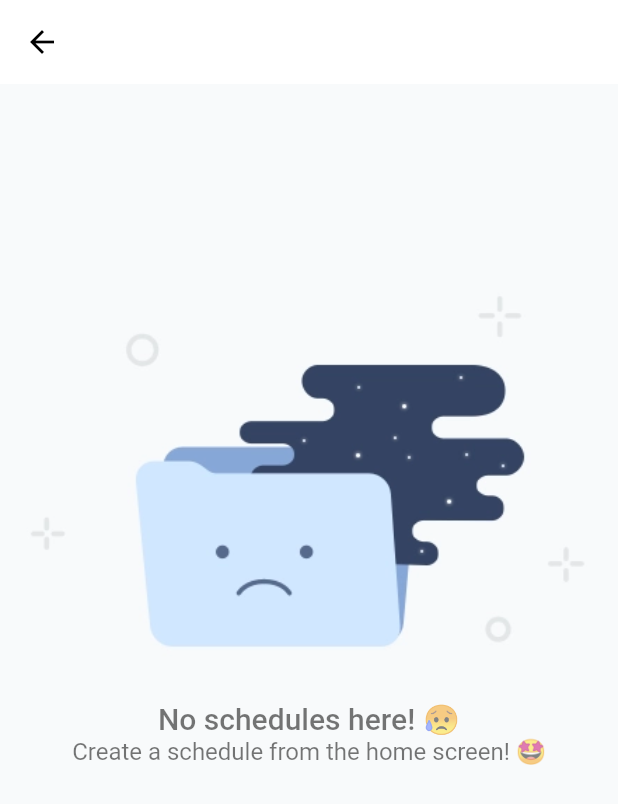
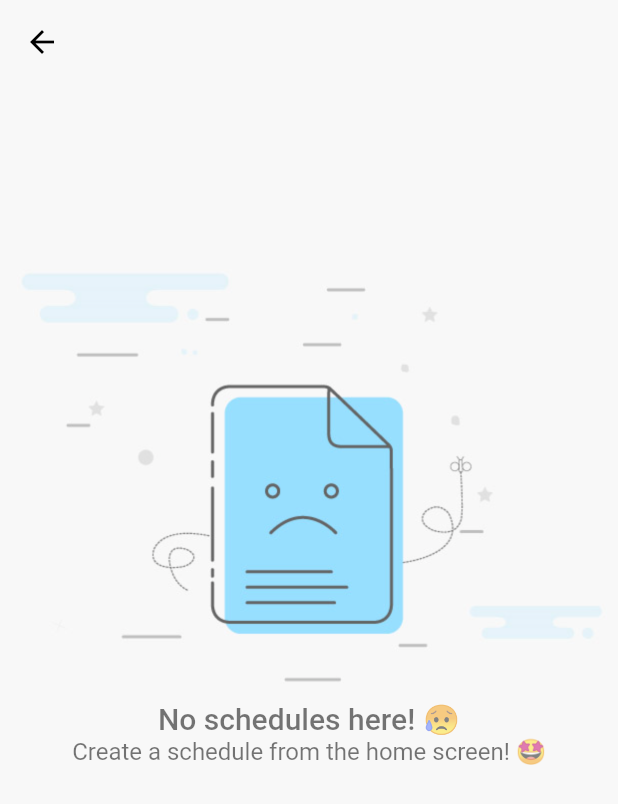
Before and after one commit to get6/haru, a Flutter app: the HistoriesPage screen opened by its route, on a phone screen of 412 x 824 dp. Shown: the top 804 px of the screen. Run offline on Flutter 3.47's test engine with Material 2 defaults, Android fonts, the phone set to English and light mode, and no system bars; our stand-ins replace datetime_picker_formfield, flutter_local_notifications, hive, hive_flutter, hooks_riverpod, logger and 3 more; missing offline and left inert: day_night_time_picker; accounts and stored records are empty.

Commit message:
Change empty image

```diff
--- a/lib/common/color/custom_color.dart
+++ b/lib/common/color/custom_color.dart
@@ -5,7 +5,7 @@ Color main_color = const Color(0xFFA5FFD6);
 // Color main_color = const Color(0xFF3ACBE8);
 Color button_color = const Color(0xFF3ACBE8);
 Color accent_color = const Color(0xFFFFA5CE);
-Color empty_color = const Color(0xFFF8FAFB);
+Color empty_color = const Color(0xFFF8F8F8);
 Color timer_background_color = Colors.blue[50]!;
 Color timer_button_color = const Color.fromRGBO(72, 74, 126, 1);
 
--- a/lib/histories/histories_page.dart
+++ b/lib/histories/histories_page.dart
@@ -1,4 +1,5 @@
 import 'package:flutter/material.dart';
+import 'package:haru/common/color/custom_color.dart';
 import 'package:haru/common/const_values.dart';
 import 'package:haru/common/empty_page.dart';
 import 'package:haru/models/schedule/schedule.dart';
@@ -23,10 +24,11 @@ class _HistoriesPageState extends State<HistoriesPage> {
 
   @override
   Widget build(BuildContext context) {
-    print(storeData.isEmpty);
     return Scaffold(
       backgroundColor: Colors.white,
-      appBar: AppBar(backgroundColor: Colors.white, elevation: 0),
+      appBar: AppBar(
+          backgroundColor: storeData.isEmpty ? empty_color : Colors.white,
+          elevation: 0),
       body: storeData.isEmpty
           ? const EmptyPage(
               title: 'No schedules here! 😥',
--- a/lib/notes/notes_page.dart
+++ b/lib/notes/notes_page.dart
@@ -25,7 +25,7 @@ class NotesPage extends StatelessWidget {
       resizeToAvoidBottomInset: true,
       backgroundColor: Colors.white,
       appBar: AppBar(
-        backgroundColor: Colors.white,
+        backgroundColor: storeData.isEmpty ? empty_color : Colors.white,
         actions: [
           IconButton(
             onPressed: () => openDialog(context),
```
Also changed, not shown: assets/images/nothing.png.
